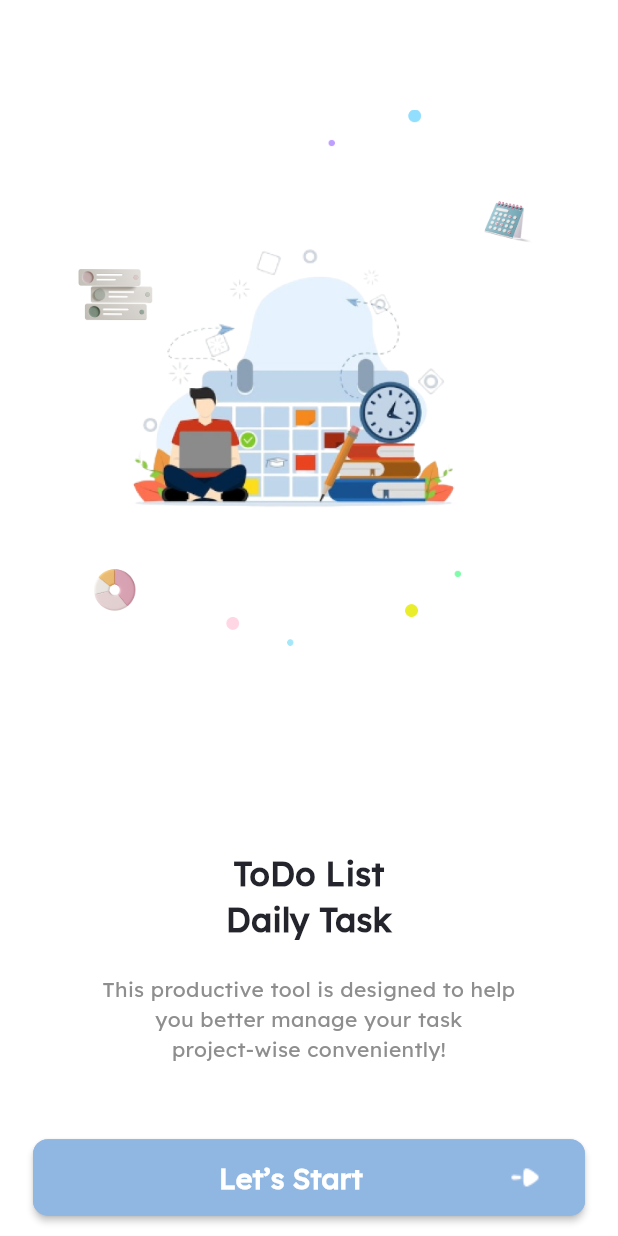
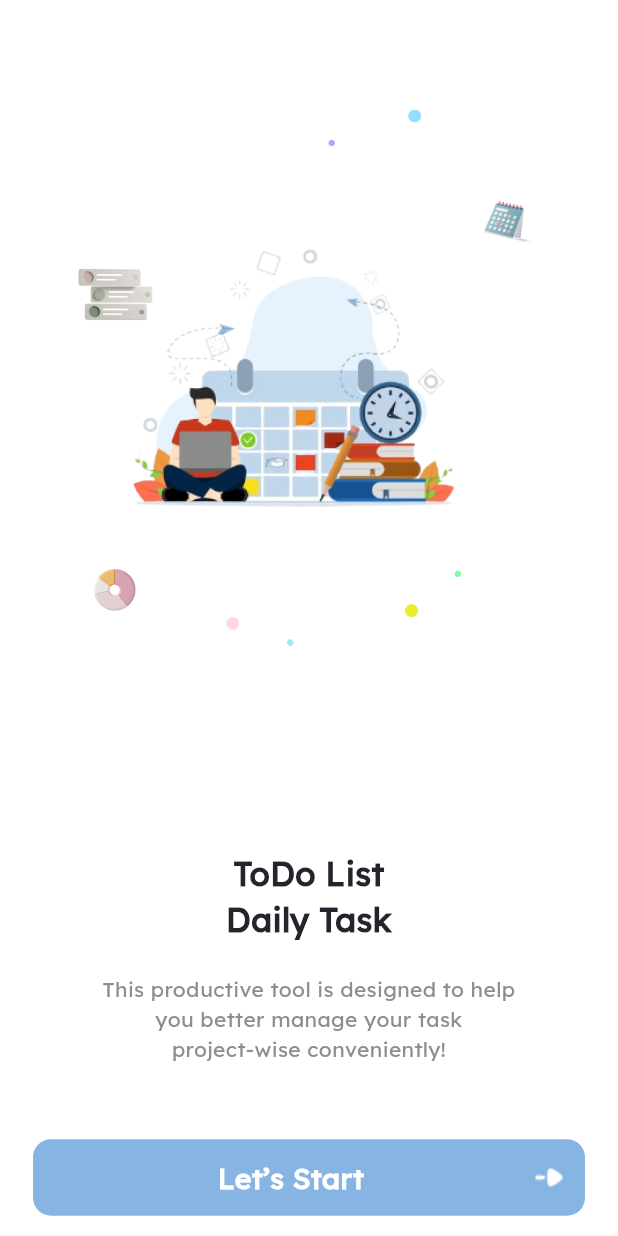
Before and after one commit to Elhaw2003/todo-app, a Flutter app: the screen it shows after launch, on a phone screen of 412 x 824 dp. Run offline on Flutter 3.47's test engine with Material 3 defaults, Android fonts, the phone set to English and light mode, and no system bars.

```diff
--- a/lib/core/utilies/app_colors.dart
+++ b/lib/core/utilies/app_colors.dart
@@ -4,5 +4,5 @@ class AppColors{
   static const Color white = Color(0xFFFFFFFF);
   static const Color black = Color(0xff24252C);
   static const Color grey = Color(0xff8E8E8E);
-  static const Color lightBlue = Color(0xff90B6E2);
+  static const Color blue = Color(0xff87B5E3);
 }
--- a/lib/core/utilies/app_images.dart
+++ b/lib/core/utilies/app_images.dart
@@ -1,4 +1,5 @@
 class AppImages {
-  static const String onboarding = ("assets/images/onboarding.png");
+  static const String onboardingImage = ("assets/images/onboarding_image.png");
   static const String arrowleft = ("assets/images/Arrow - Left.png");
+  static const String regesterImage = ("assets/images/regester_image.png");
 }
--- a/lib/core/utilies/app_texts.dart
+++ b/lib/core/utilies/app_texts.dart
@@ -1,3 +1,7 @@
 class AppTexts {
   static const String letsStart = "Let’s Start";
+  static const String addPhoto = "Add Photo";
+  static const String yourName = "Your Name";
+  static const String enterYourName = "Enter Your Name";
+  static const String getStarted = "Get Started";
 }
--- /dev/null
+++ b/lib/core/widgets/custom_button.dart
@@ -0,0 +1,39 @@
+import 'package:flutter/material.dart';
+import 'package:todo_app/core/utilies/app_colors.dart';
+import 'package:todo_app/core/utilies/app_fonts.dart';
+
+class CustomButton extends StatelessWidget {
+  const CustomButton({super.key, required this.title,this.icon, required this.color});
+  final String title;
+  final Widget? icon;
+  final Color color;
+  @override
+  Widget build(BuildContext context) {
+    return Container(
+      decoration: BoxDecoration(
+          borderRadius: BorderRadius.circular(12),
+          color: color
+      ),
+      child: Padding(
+        padding: const EdgeInsets.all(12),
+        child: Row(
+          children: [
+            Expanded(
+              child: Text(
+                textAlign: TextAlign.center,
+                title,
+                style: TextStyle(
+                    fontWeight: FontWeight.w600,
+                    fontSize: 19,
+                    fontFamily: AppFonts.lexendDeca,
+                    color: AppColors.white
+                ),
+              ),
+            ),
+            SizedBox(child: icon,)
+          ],
+        ),
+      ),
+    );
+  }
+}
--- a/lib/featuers/onboarding/presentation/view/widgets/onboarding_body.dart
+++ b/lib/featuers/onboarding/presentation/view/widgets/onboarding_body.dart
@@ -3,6 +3,7 @@ import 'package:todo_app/core/utilies/app_colors.dart';
 import 'package:todo_app/core/utilies/app_fonts.dart';
 import 'package:todo_app/core/utilies/app_images.dart';
 import 'package:todo_app/core/utilies/app_texts.dart';
+import 'package:todo_app/core/widgets/custom_button.dart';
 import 'package:todo_app/featuers/regester/presentation/view/regester_screen.dart';
 
 class OnboardingBody extends StatelessWidget {
@@ -15,7 +16,7 @@ class OnboardingBody extends StatelessWidget {
         Padding(
           padding: const EdgeInsets.symmetric(horizontal: 52,vertical: 73),
           child: Image.asset(
-              AppImages.onboarding
+              AppImages.onboardingImage
           ),
         ),
         SizedBox(height: 63,),
@@ -42,38 +43,18 @@ project-wise conveniently!""",
           ),
         ),
         SizedBox(height: 50,),
-        Padding(
-          padding: const EdgeInsets.symmetric(horizontal: 22),
-          child: MaterialButton(
-            color: AppColors.lightBlue,
-            shape: OutlineInputBorder(
-                borderRadius: BorderRadius.circular(10),
-                borderSide: BorderSide(color: AppColors.lightBlue)
-            ),
-            onPressed: (){
-              Navigator.pushReplacement(context, MaterialPageRoute(builder: (c){
-                return RegesterScreen();
-              }));
-            },
-            child: Padding(
-              padding: const EdgeInsets.all(12),
-              child: Row(
-                children: [
-                  Expanded(
-                    child: Text(
-                      textAlign: TextAlign.center,
-                      AppTexts.letsStart,
-                      style: TextStyle(
-                          fontWeight: FontWeight.w600,
-                          fontSize: 19,
-                          fontFamily: AppFonts.lexendDeca,
-                          color: AppColors.white
-                      ),
-                    ),
-                  ),
-                  Image.asset(AppImages.arrowleft)
-                ],
-              ),
+        InkWell(
+          onTap: (){
+            Navigator.pushReplacement(context, MaterialPageRoute(builder: (c){
+              return RegesterScreen();
+            }));
+          },
+          child: Padding(
+            padding: const EdgeInsets.symmetric(horizontal: 22),
+            child: CustomButton(
+                title: AppTexts.letsStart,
+                color: AppColors.blue,
+                icon: Image.asset(AppImages.arrowleft),
             ),
           ),
         )
```
Also changed, not shown: lib/featuers/regester/presentation/view/regester_screen.dart (+83 -1 lines), assets/images/onboarding_image.png (renamed from assets/images/onboarding.png), assets/images/regester_image.png (added).
